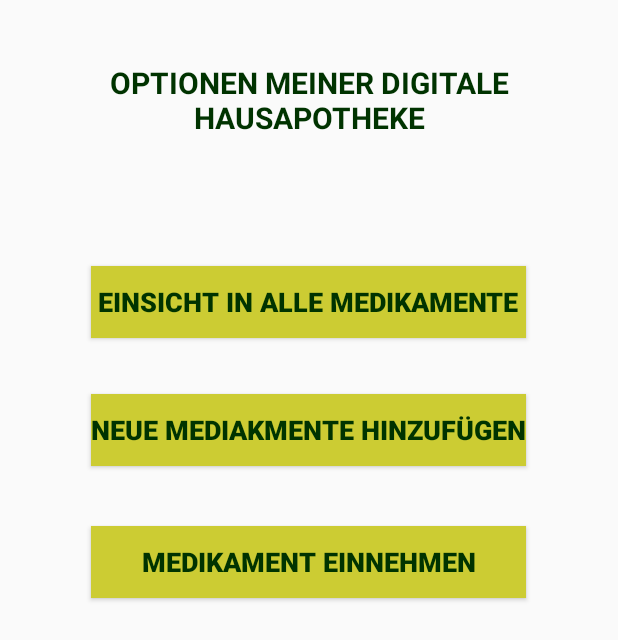
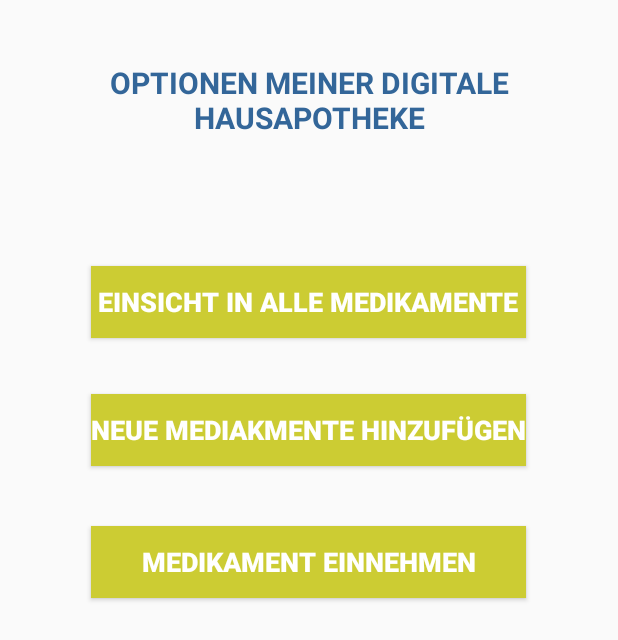
Before and after one commit to kafe09/MEDI, an Android app: the HausapothekeMenuActivity screen opened directly, with no data from a screen before it, on a phone screen of 412 x 824 dp. Shown: the top 640 px of the screen. Run offline under Robolectric (Android 15) with nearby library versions, the phone set to English and light mode, and no system bars.

```diff
--- a/app/src/main/res/layout/activity_hauptmenu.xml
+++ b/app/src/main/res/layout/activity_hauptmenu.xml
@@ -59,9 +59,9 @@
         android:layout_width="148dp"
         android:layout_height="145dp"
         android:layout_alignParentBottom="true"
-        android:layout_alignParentStart="true"
-        android:layout_marginBottom="17dp"
-        android:layout_marginStart="22dp"
+        android:layout_marginBottom="47dp"
+        android:layout_marginEnd="27dp"
+        android:layout_toStartOf="@+id/bt_setting"
         android:background="@android:color/transparent"
         android:contentDescription="@string/apotheken_in_ihrer_naehe"
         android:onClick="onApothekenClick"
--- a/app/src/main/res/layout/activity_hausapothekemenu.xml
+++ b/app/src/main/res/layout/activity_hausapothekemenu.xml
@@ -16,7 +16,7 @@
         android:text="Optionen meiner digitale Hausapotheke"
         android:textAlignment="center"
         android:textAllCaps="true"
-        android:textColor="@color/colorAccent"
+        android:textColor="@color/schrift"
         android:textSize="20sp"
         android:textStyle="bold"
         tools:layout_editor_absoluteX="36dp"
@@ -33,7 +33,7 @@
         android:background="@color/colorPrimaryDark"
         android:onClick="onAlleClick"
         android:text="Einsicht in alle Medikamente"
-        android:textColor="@color/colorAccent"
+        android:textColor="@color/backgroundColor"
         android:textSize="18sp"
         android:textStyle="bold" />
 
@@ -48,7 +48,7 @@
         android:onClick="onHinzufügenClick"
         android:text="Neue Mediakmente hinzufügen"
         android:textAlignment="center"
-        android:textColor="@color/colorAccent"
+        android:textColor="@color/backgroundColor"
         android:textSize="18sp"
         android:textStyle="bold" />
 
@@ -64,7 +64,7 @@
         android:onClick="onEinnahmeClick"
         android:text="Medikament einnehmen"
         android:textAlignment="center"
-        android:textColor="@color/colorAccent"
+        android:textColor="@color/backgroundColor"
         android:textSize="18sp"
         android:textStyle="bold" />
 
```
Also changed, not shown: app/src/main/java/com/example/katharinafeiertag/mediary/RegistrierungActivity.java (+6 -3 lines).
